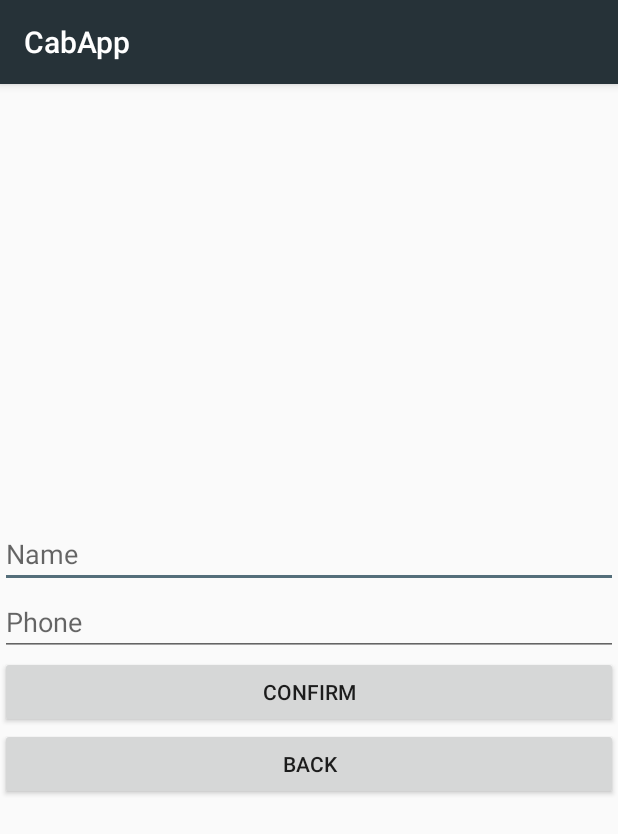
After one commit to vimaldumdum/CabApp, an Android app: the customerSettings screen opened directly, with no data from a screen before it, on a phone screen of 412 x 824 dp. The commit adds this screen. Shown: the top 834 px of the screen. Run offline under Robolectric (Android 15) with nearby library versions, the phone set to English and light mode, and no system bars; our stand-ins replace Firebase (no records; nobody signed in at launch, a user with empty details on screens opened directly).

Commit message:
saving user info

```diff
--- a/app/src/main/AndroidManifest.xml
+++ b/app/src/main/AndroidManifest.xml
@@ -1,7 +1,6 @@
 <?xml version="1.0" encoding="utf-8"?>
 <manifest xmlns:android="http://schemas.android.com/apk/res/android"
     package="com.example.cabapp">
-
     <!--
          The ACCESS_COARSE/FINE_LOCATION permissions are not required to use
          Google Maps Android API v2, but you must specify either coarse or fine
@@ -18,7 +17,7 @@
         android:roundIcon="@mipmap/ic_launcher_round"
         android:supportsRtl="true"
         android:theme="@style/AppTheme">
-
+        <activity android:name=".customerSettings"></activity>
         <!--
              The API key for Google Maps-based APIs is defined as a string resource.
              (See the file "res/values/google_maps_api.xml").
@@ -33,7 +32,7 @@
 
         <activity
             android:name=".customerMap"
-            android:label="@string/title_activity_customer_map"></activity>
+            android:label="@string/title_activity_customer_map" />
         <activity
             android:name=".driverMap"
             android:label="@string/title_activity_driver_map" />
--- /dev/null
+++ b/app/src/main/java/com/example/cabapp/customerSettings.java
@@ -0,0 +1,102 @@
+package com.example.cabapp;
+
+import android.os.Bundle;
+import android.view.View;
+import android.widget.Button;
+import android.widget.EditText;
+
+import androidx.annotation.NonNull;
+import androidx.appcompat.app.AppCompatActivity;
+
+import com.google.firebase.auth.FirebaseAuth;
+import com.google.firebase.database.DataSnapshot;
+import com.google.firebase.database.DatabaseError;
+import com.google.firebase.database.DatabaseReference;
+import com.google.firebase.database.FirebaseDatabase;
+import com.google.firebase.database.ValueEventListener;
+
+import java.util.HashMap;
+import java.util.Map;
+
+public class customerSettings extends AppCompatActivity {
+
+    private Button confirm, back;
+    private EditText name, phone;
+
+    private FirebaseAuth mAuth;
+    private DatabaseReference mDatabaseReference;
+
+    private String userId;
+
+    @Override
+    protected void onCreate(Bundle savedInstanceState) {
+        super.onCreate(savedInstanceState);
+        setContentView(R.layout.activity_customer_settings);
+
+        confirm = (Button) findViewById(R.id.customerSettingsConfirm);
+        back = (Button) findViewById(R.id.customerSettingsBack);
+
+        name = (EditText) findViewById(R.id.customerName);
+        phone = (EditText) findViewById(R.id.customerPhone);
+
+        mAuth = FirebaseAuth.getInstance();
+        userId = mAuth.getCurrentUser().getUid();
+        mDatabaseReference = FirebaseDatabase.getInstance().getReference().child("users").child("customer").child(userId);
+
+        getUserInfo();
+
+        back.setOnClickListener(new View.OnClickListener() {
+            @Override
+            public void onClick(View view) {
+                finish();
+                return;
+            }
+        });
+
+        confirm.setOnClickListener(new View.OnClickListener() {
+            @Override
+            public void onClick(View view) {
+                saveUserInfo();
+            }
+        });
+    }
+
+    private void saveUserInfo() {
+
+        String nameString, phoneString;
+        nameString = name.getText().toString().trim();
+        phoneString = phone.getText().toString().trim();
+
+        Map userInfo = new HashMap();
+        userInfo.put("name", nameString);
+        userInfo.put("phone", phoneString);
+
+        mDatabaseReference.updateChildren(userInfo);
+
+        finish();
+    }
+
+    private void getUserInfo() {
+
+        mDatabaseReference.addValueEventListener(new ValueEventListener() {
+            @Override
+            public void onDataChange(@NonNull DataSnapshot snapshot) {
+
+                if (snapshot.exists() && snapshot.getChildrenCount() > 0) {
+                    Map<String, Object> map = (Map<String, Object>) snapshot.getValue();
+
+                    if (map.get("name") != null) {
+                        name.setText(map.get("name").toString());
+                    }
+                    if (map.get("phone") != null) {
+                        phone.setText(map.get("phone").toString());
+                    }
+                }
+            }
+
+            @Override
+            public void onCancelled(@NonNull DatabaseError error) {
+            }
+        });
+    }
+}
--- /dev/null
+++ b/app/src/main/res/layout/activity_customer_settings.xml
@@ -0,0 +1,37 @@
+<?xml version="1.0" encoding="utf-8"?>
+<LinearLayout xmlns:android="http://schemas.android.com/apk/res/android"
+    xmlns:tools="http://schemas.android.com/tools"
+    android:layout_width="match_parent"
+    android:layout_height="match_parent"
+    tools:context=".customerSettings"
+    android:gravity="center"
+    android:orientation="vertical">
+
+    <EditText
+        android:id="@+id/customerName"
+        android:layout_width="match_parent"
+        android:layout_height="wrap_content"
+        android:ems="10"
+        android:inputType="textPersonName"
+        android:hint="Name" />
+
+    <EditText
+        android:id="@+id/customerPhone"
+        android:layout_width="match_parent"
+        android:layout_height="wrap_content"
+        android:ems="10"
+        android:inputType="phone"
+        android:hint="Phone" />
+
+    <Button
+        android:id="@+id/customerSettingsConfirm"
+        android:layout_width="match_parent"
+        android:layout_height="wrap_content"
+        android:text="confirm" />
+
+    <Button
+        android:id="@+id/customerSettingsBack"
+        android:layout_width="match_parent"
+        android:layout_height="wrap_content"
+        android:text="back" />
+</LinearLayout>
```
Also changed, not shown: app/src/main/java/com/example/cabapp/customerMap.java (+14 -0 lines), app/src/main/res/layout/activity_customer_map.xml (+7 -0 lines).
